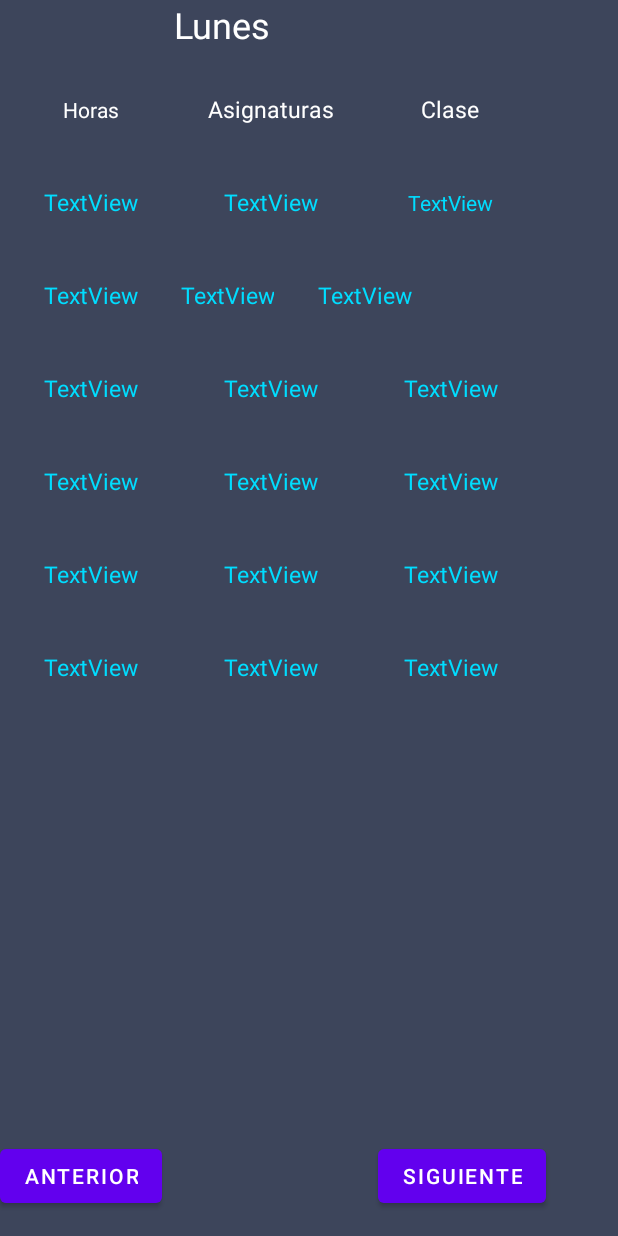
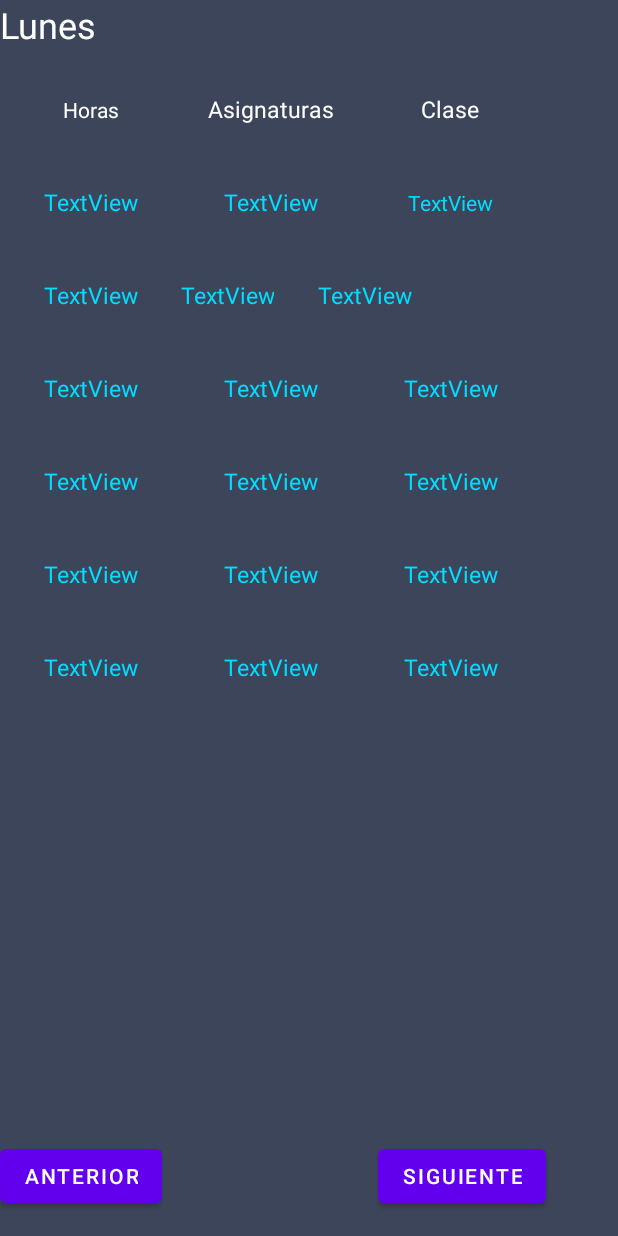
Before and after one commit to MiklosLaszlo/NPI, an Android app: the layout horarios_bonitos.xml on its own in the app's theme, with its tools: preview values and no code run, on a phone screen of 412 x 824 dp. Run offline under Robolectric (Android 15) with nearby library versions, the phone set to English and light mode, and no system bars.

Commit message:
Mi'ercoles

```diff
--- a/NPI_P3/app/src/main/res/layout/horarios_bonitos.xml
+++ b/NPI_P3/app/src/main/res/layout/horarios_bonitos.xml
@@ -61,25 +61,27 @@
                         android:layout_width="match_parent"
                         android:layout_height="match_parent">
 
-                        <TextView
-                            android:id="@+id/inutil"
-                            android:layout_width="116dp"
-                            android:layout_height="62dp"
 
-                            android:text=""
-                            android:textAlignment="center"
-                            android:textColor="@android:color/white" />
-
+                        <Space
+                            android:layout_width="wrap_content"
+                            android:layout_height="wrap_content"
+                            android:layout_weight="1" />
 
                         <TextView
                             android:id="@+id/dia"
-                            android:layout_width="match_parent"
+                            android:layout_width="wrap_content"
                             android:layout_height="62dp"
 
+                            android:layout_weight="0"
                             android:text="Lunes"
                             android:textAlignment="center"
                             android:textColor="@android:color/white"
                             android:textSize="24sp" />
+
+                        <Space
+                            android:layout_width="wrap_content"
+                            android:layout_height="wrap_content"
+                            android:layout_weight="1" />
 
                     </TableRow>
                     <TableRow
```
